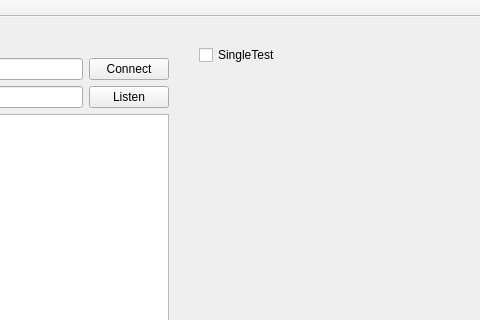
Old version of the form RobotStore/mainwindow.ui in the repository hajunsong/RobotStore; both pictures show x 361 to 841 and y 0 to 320 of the 1192 by 670 pixel window.
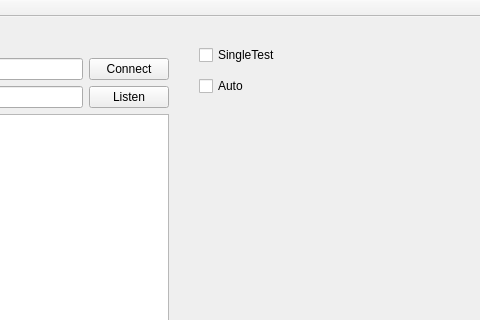
New version of the form.

Commit message: UI auto 입력 추가, UI 입력 멈출 경우 대응 기능 추가

What changed in the file:
```diff
--- a/RobotStore/mainwindow.ui
+++ b/RobotStore/mainwindow.ui
@@ -111,6 +111,19 @@
      <string>SingleTest</string>
     </property>
    </widget>
+   <widget class="QCheckBox" name="cbAuto">
+    <property name="geometry">
+     <rect>
+      <x>560</x>
+      <y>60</y>
+      <width>83</width>
+      <height>18</height>
+     </rect>
+    </property>
+    <property name="text">
+     <string>Auto</string>
+    </property>
+   </widget>
   </widget>
   <widget class="QMenuBar" name="menuBar">
    <property name="geometry">
```
The commit also changes 206 other files.
